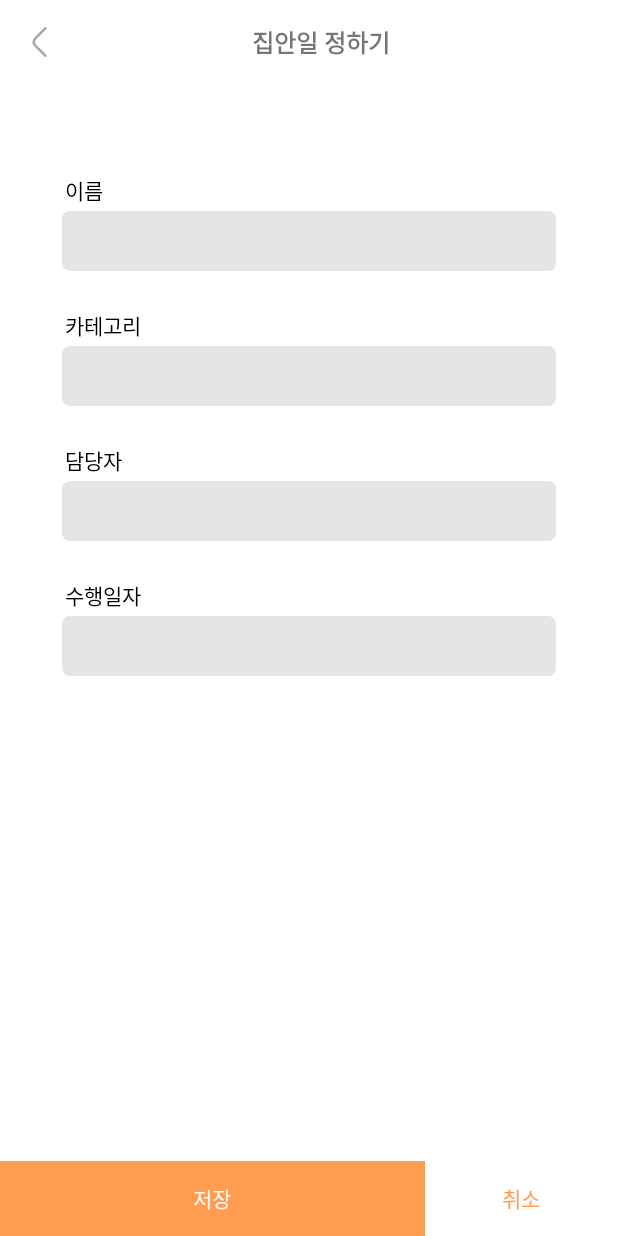
After one commit to re-prife/Android, an Android app: the RegisterHouseworkActivity screen opened directly, with no data from a screen before it, on a phone screen of 412 x 824 dp. The commit adds this screen. Run offline under Robolectric (Android 15) with nearby library versions, the phone set to English and light mode, and no system bars.

Commit message:
Feat: 마이페이지 서브기능 UI 제작, 집안일 추가, 상제정보 UI 제작 #39 #40

```diff
--- /dev/null
+++ b/app/src/main/java/com/mirim/refrigerator/view/housework/RegisterHouseworkActivity.kt
@@ -0,0 +1,28 @@
+package com.mirim.refrigerator.view.housework
+
+import androidx.appcompat.app.AppCompatActivity
+import android.os.Bundle
+import com.mirim.refrigerator.R
+import com.mirim.refrigerator.databinding.ActivityRegisterHouseworkBinding
+
+class RegisterHouseworkActivity : AppCompatActivity() {
+    lateinit var binding: ActivityRegisterHouseworkBinding
+
+    override fun onCreate(savedInstanceState: Bundle?) {
+        super.onCreate(savedInstanceState)
+        binding = ActivityRegisterHouseworkBinding.inflate(layoutInflater)
+        setContentView(binding.root)
+
+//        binding.btnSaveIngredient.setOnClickListener {
+ //
+ //       }
+   //     binding.btnCancelIngredient.setOnClickListener {
+  //
+    //    }
+        binding.toolbar.btnBack.setOnClickListener {
+            finish()
+        }
+
+        binding.toolbar.toolbarTitle.text = "집안일 정하기"
+    }
+}
--- a/app/src/main/java/com/mirim/refrigerator/view/login/SelectRegisterTypeActivity.kt
+++ b/app/src/main/java/com/mirim/refrigerator/view/login/SelectRegisterTypeActivity.kt
@@ -3,9 +3,7 @@ package com.mirim.refrigerator.view.login
 import android.content.Intent
 import androidx.appcompat.app.AppCompatActivity
 import android.os.Bundle
-import com.mirim.refrigerator.R
 import com.mirim.refrigerator.databinding.ActivitySelectRegisterTypeBinding
-import com.mirim.refrigerator.view.ShowGroupCodeActivity
 
 class SelectRegisterTypeActivity : AppCompatActivity() {
 
@@ -20,7 +18,7 @@ class SelectRegisterTypeActivity : AppCompatActivity() {
 
 
         binding.btnCreateGroup.setOnClickListener {
-            var intent = Intent(applicationContext,ShowGroupCodeActivity::class.java)
+            var intent = Intent(applicationContext, ShowGroupCodeActivity::class.java)
             intent.addFlags(Intent.FLAG_ACTIVITY_NO_ANIMATION)
             startActivity(intent)
         }
--- /dev/null
+++ b/app/src/main/res/layout/activity_register_housework.xml
@@ -0,0 +1,156 @@
+<?xml version="1.0" encoding="utf-8"?>
+<LinearLayout xmlns:android="http://schemas.android.com/apk/res/android"
+    xmlns:app="http://schemas.android.com/apk/res-auto"
+    xmlns:tools="http://schemas.android.com/tools"
+    android:layout_width="match_parent"
+    android:layout_height="match_parent"
+    tools:context=".view.housework.RegisterHouseworkActivity"
+    android:orientation="vertical">
+    <include
+        android:id="@+id/toolbar"
+        layout="@layout/toolbar" />
+    <androidx.constraintlayout.widget.ConstraintLayout
+        android:layout_width="match_parent"
+        android:layout_height="match_parent"
+        android:layout_marginTop="60dp">
+
+        <androidx.constraintlayout.widget.Guideline
+            android:id="@+id/guideline_left"
+            android:layout_width="wrap_content"
+            android:layout_height="wrap_content"
+            android:orientation="vertical"
+            app:layout_constraintGuide_percent="0.1" />
+
+        <androidx.constraintlayout.widget.Guideline
+            android:id="@+id/guideline_right"
+            android:layout_width="wrap_content"
+            android:layout_height="wrap_content"
+            android:orientation="vertical"
+            app:layout_constraintGuide_percent="0.9" />
+        <TextView
+            android:id="@+id/txt_name"
+            app:layout_constraintTop_toTopOf="parent"
+            app:layout_constraintLeft_toRightOf="@id/guideline_left"
+            android:layout_marginLeft="2dp"
+            android:layout_width="wrap_content"
+            android:layout_height="wrap_content"
+            android:text="이름"
+            android:textColor="@color/black"
+            android:textSize="14sp"/>
+        <EditText
+            android:id="@+id/edit_housework_name"
+            android:layout_width="0dp"
+            android:layout_height="40dp"
+            android:layout_marginTop="3dp"
+            android:paddingLeft="5dp"
+            android:paddingRight="5dp"
+            android:singleLine="true"
+            android:background="@drawable/background_edit_text_ingredient"
+            app:layout_constraintRight_toRightOf="@id/guideline_right"
+            app:layout_constraintLeft_toLeftOf="@id/guideline_left"
+            app:layout_constraintTop_toBottomOf="@id/txt_name"/>
+        <TextView
+            android:id="@+id/txt_category"
+            app:layout_constraintTop_toBottomOf="@id/edit_housework_name"
+            app:layout_constraintLeft_toRightOf="@id/guideline_left"
+            android:layout_marginLeft="2dp"
+            android:layout_width="wrap_content"
+            android:layout_height="wrap_content"
+            android:text="카테고리"
+            android:textColor="@color/black"
+            android:textSize="14sp"
+            android:layout_marginTop="25dp"/>
+        <EditText
+            android:id="@+id/edit_housework_category"
+            android:layout_width="0dp"
+            android:layout_height="40dp"
+            android:layout_marginTop="3dp"
+            android:paddingLeft="5dp"
+            android:paddingRight="5dp"
+            android:singleLine="true"
+            android:background="@drawable/background_edit_text_ingredient"
+            app:layout_constraintRight_toRightOf="@id/guideline_right"
+            app:layout_constraintLeft_toLeftOf="@id/guideline_left"
+            app:layout_constraintTop_toBottomOf="@id/txt_category"/>
+        <TextView
+            android:id="@+id/txt_assignee"
+            app:layout_constraintTop_toBottomOf="@id/edit_housework_category"
+            app:layout_constraintLeft_toRightOf="@id/guideline_left"
+            android:layout_marginLeft="2dp"
+            android:layout_width="wrap_content"
+            android:layout_height="wrap_content"
+            android:text="담당자"
+            android:textColor="@color/black"
+            android:textSize="14sp"
+            android:layout_marginTop="25dp"/>
+        <EditText
+            android:id="@+id/edit_housework_assignee"
+            android:layout_width="0dp"
+            android:layout_height="40dp"
+            android:layout_marginTop="3dp"
+            android:paddingLeft="5dp"
+            android:paddingRight="5dp"
+            android:singleLine="true"
+            android:background="@drawable/background_edit_text_ingredient"
+            app:layout_constraintRight_toRightOf="@id/guideline_right"
+            app:layout_constraintLeft_toLeftOf="@id/guideline_left"
+            app:layout_constraintTop_toBottomOf="@id/txt_assignee"/>
+        <TextView
+            android:id="@+id/txt_perform_date"
+            app:layout_constraintTop_toBottomOf="@id/edit_housework_assignee"
+            app:layout_constraintLeft_toRightOf="@id/guideline_left"
+            android:layout_marginLeft="2dp"
+            android:layout_width="wrap_content"
+            android:layout_height="wrap_content"
+            android:text="수행일자"
+            android:textColor="@color/black"
+            android:textSize="14sp"
+            android:layout_marginTop="25dp"/>
+        <EditText
+            android:id="@+id/edit_housework_perform_date"
+            android:layout_width="0dp"
+            android:layout_height="40dp"
+            android:layout_marginTop="3dp"
+            android:paddingLeft="5dp"
+            android:paddingRight="5dp"
+            android:singleLine="true"
+            android:background="@drawable/background_edit_text_ingredient"
+            app:layout_constraintRight_toRightOf="@id/guideline_right"
+            app:layout_constraintLeft_toLeftOf="@id/guideline_left"
+            app:layout_constraintTop_toBottomOf="@id/txt_perform_date"/>
+        <LinearLayout
+            android:id="@+id/layout_linear_btn"
+            android:layout_width="match_parent"
+            android:layout_height="50dp"
+            app:layout_constraintBottom_toBottomOf="parent">
+            <RelativeLayout
+                android:id="@+id/btn_save_ingredient"
+                android:layout_width="wrap_content"
+                android:layout_height="match_parent"
+                android:layout_weight="5"
+                android:background="@color/main">
+                <TextView
+                    android:layout_width="wrap_content"
+                    android:layout_height="wrap_content"
+                    android:layout_centerInParent="true"
+                    android:text="저장"
+                    android:textColor="@color/white"/>
+            </RelativeLayout>
+            <RelativeLayout
+                android:id="@+id/btn_cancel_ingredient"
+                android:layout_width="wrap_content"
+                android:layout_height="match_parent"
+                android:layout_weight="2"
+                android:background="@color/white">
+                <TextView
+                    android:layout_width="wrap_content"
+                    android:layout_height="wrap_content"
+                    android:layout_centerInParent="true"
+                    android:text="취소"
+                    android:textColor="@color/main"/>
+            </RelativeLayout>
+        </LinearLayout>
+
+    </androidx.constraintlayout.widget.ConstraintLayout>
+
+</LinearLayout>
```
Also changed, not shown: app/src/main/AndroidManifest.xml (+7 -1 lines), app/src/main/java/com/mirim/refrigerator/dialog/HouseworkDetailDialog.kt (added, +52 -0 lines), app/src/main/java/com/mirim/refrigerator/view/fragment/HouseworkFragment.kt (+16 -0 lines), app/src/main/java/com/mirim/refrigerator/view/fragment/MyPageFragment.kt (+18 -0 lines), app/src/main/java/com/mirim/refrigerator/view/login/ShowGroupCodeActivity.kt (renamed from app/src/main/java/com/mirim/refrigerator/view/ShowGroupCodeActivity.kt, +3 -4 lines), app/src/main/java/com/mirim/refrigerator/view/mypage/PolicyActivity.kt (added, +12 -0 lines), app/src/main/res/layout/activity_policy.xml (added, +17 -0 lines), app/src/main/res/layout/dialog_housework_detail.xml (added, +105 -0 lines), app/src/main/res/layout/fragment_housework.xml (+30 -1 lines).
